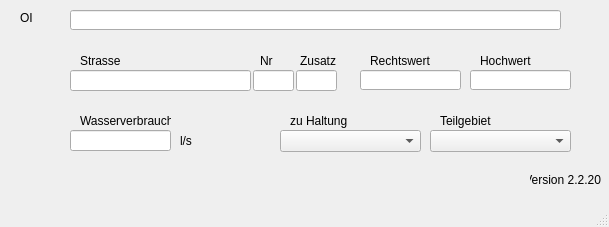
Above: qkan/database/templates/swref.ui from hoettges/QKan before the change. Below: the same form after it.
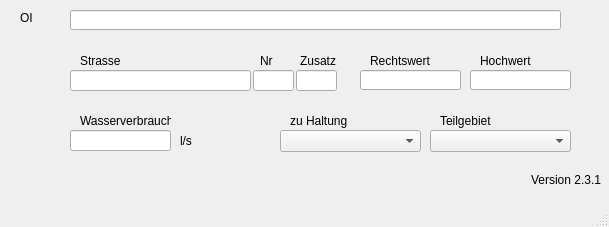
That is the form after the change.

```diff
--- a/qkan/database/templates/swref.ui
+++ b/qkan/database/templates/swref.ui
@@ -262,7 +262,7 @@
      <string>Version QKan Import</string>
     </property>
     <property name="text">
-     <string>Version 2.2.20</string>
+     <string>Version 2.3.1</string>
     </property>
     <property name="alignment">
      <set>Qt::AlignRight|Qt::AlignTrailing|Qt::AlignVCenter</set>
```
